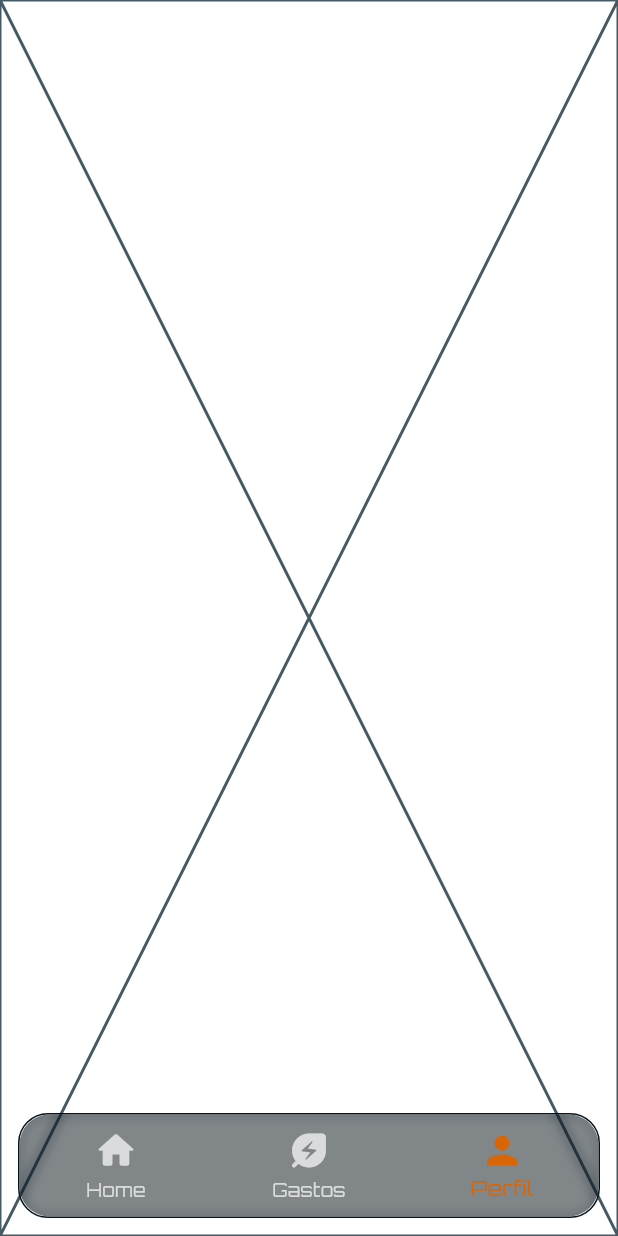
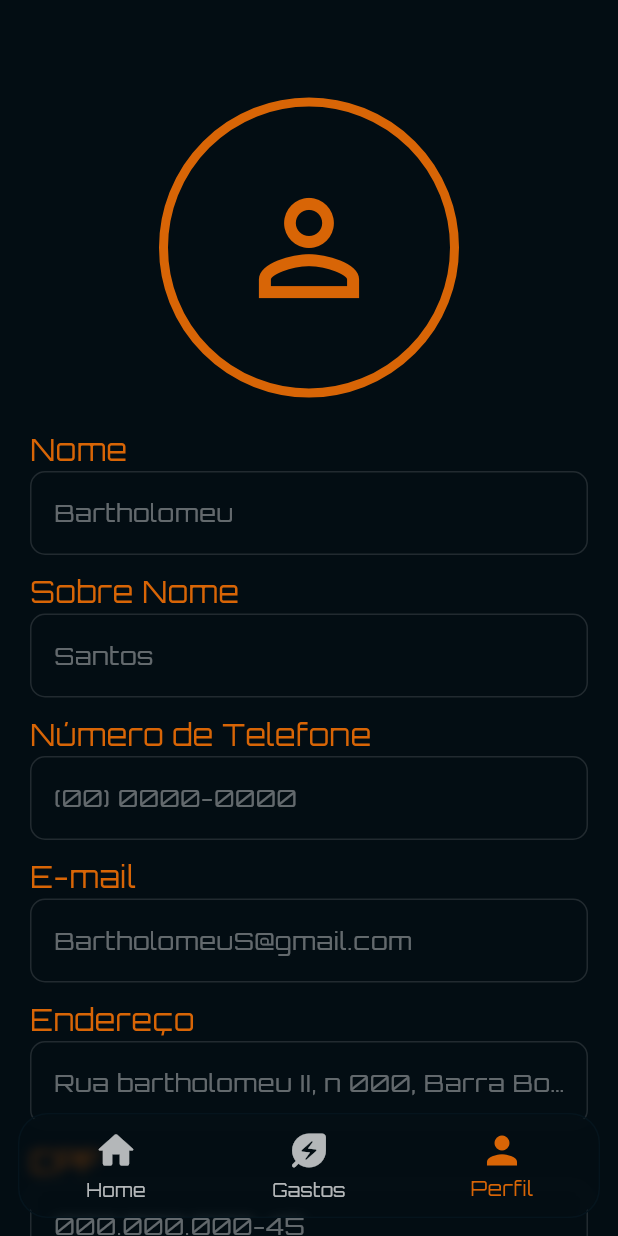
Before and after one commit to Ott-cop/elo-app, a Flutter app: the screen it shows after launch, item 3 of the bottom bar chosen, on a phone screen of 412 x 824 dp. Run offline on Flutter 3.47's test engine with Material 3 defaults, Android fonts, the phone set to English and light mode, and no system bars; project files that could hold a hidden picture were left out.

Commit message:
Add Profile Page

```diff
--- a/lib/profile/profile.dart
+++ b/lib/profile/profile.dart
@@ -1,10 +1,31 @@
+import 'package:elo/profile/widgets/iconUser.dart';
+import 'package:elo/profile/widgets/userInformation.dart';
+import 'package:elo/styles/global.dart';
 import 'package:flutter/material.dart';
 
-class ProfilePage extends StatelessWidget {
+class ProfilePage extends StatefulWidget {
   const ProfilePage({super.key});
 
   @override
+  State<ProfilePage> createState() => _ProfilePageState();
+}
+
+class _ProfilePageState extends State<ProfilePage> {
+  @override
   Widget build(BuildContext context) {
-    return const Placeholder();
+    return Scaffold(
+      extendBody: true,
+      backgroundColor: Global().backgroundColor,
+      body: safeAreaModified(
+          child: const Column(children: [
+        IconUser(),
+        SizedBox(
+          height: 10,
+        ),
+        Expanded(
+          child: UserInformation(),
+        ),
+      ])),
+    );
   }
 }
--- /dev/null
+++ b/lib/profile/widgets/iconUser.dart
@@ -0,0 +1,33 @@
+import 'package:elo/styles/global.dart';
+import 'package:flutter/material.dart';
+
+class IconUser extends StatefulWidget {
+  const IconUser({super.key});
+
+  @override
+  State<IconUser> createState() => _IconUserState();
+}
+
+class _IconUserState extends State<IconUser> {
+  @override
+  Widget build(BuildContext context) {
+    return Align(
+      alignment: Alignment.center,
+      child: Container(
+        height: 200,
+        width: 200,
+        decoration: BoxDecoration(
+            border: Border.all(
+              color: Global().primaryColor,
+              width: 6,
+            ),
+            borderRadius: BorderRadius.circular(100)),
+        child: Icon(
+          Icons.person_outline,
+          size: 100,
+          color: Global().primaryColor,
+        ),
+      ),
+    );
+  }
+}
--- /dev/null
+++ b/lib/profile/widgets/inputUserInformation.dart
@@ -0,0 +1,37 @@
+import 'package:elo/outlay/energy_used/style/style.dart';
+import 'package:elo/styles/global.dart';
+import 'package:flutter/material.dart';
+
+class InputUserInformation extends StatefulWidget {
+  final String information, text;
+
+  const InputUserInformation(
+      {super.key, required this.information, required this.text});
+
+  @override
+  State<InputUserInformation> createState() => _InputUserInformationState();
+}
+
+class _InputUserInformationState extends State<InputUserInformation> {
+  @override
+  Widget build(BuildContext context) {
+    return Column(
+      children: [
+        SizedBox(
+          height: 10,
+        ),
+        Align(
+          alignment: Alignment.centerLeft,
+          child: Text(
+            widget.information,
+            style: TextStyle(fontSize: 20, color: Global().primaryColor),
+          ),
+        ),
+        TextFormField(
+          decoration: inputDecorationStyle(widget.text, null),
+          enabled: false,
+        )
+      ],
+    );
+  }
+}
--- /dev/null
+++ b/lib/profile/widgets/userInformation.dart
@@ -0,0 +1,29 @@
+import 'package:elo/profile/widgets/inputUserInformation.dart';
+import 'package:flutter/material.dart';
+
+class UserInformation extends StatefulWidget {
+  const UserInformation({super.key});
+
+  @override
+  State<UserInformation> createState() => _UserInformationState();
+}
+
+class _UserInformationState extends State<UserInformation> {
+  @override
+  Widget build(BuildContext context) {
+    return const Column(
+      children: [
+        InputUserInformation(information: "Nome", text: "Bartholomeu"),
+        InputUserInformation(information: "Sobre Nome", text: "Santos"),
+        InputUserInformation(
+            information: "Número de Telefone", text: "(00) 0000-0000"),
+        InputUserInformation(
+            information: "E-mail", text: "BartholomeuS@gmail.com"),
+        InputUserInformation(
+            information: "Endereço",
+            text: "Rua bartholomeu II, n 000, Barra Bonita"),
+        InputUserInformation(information: "CPF", text: "000.000.000-45"),
+      ],
+    );
+  }
+}
```
Also changed, not shown: pubspec.lock.
